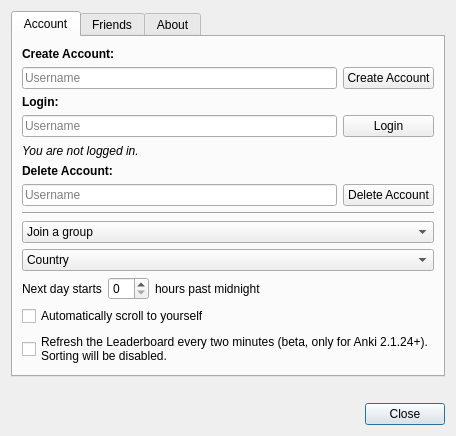
Qt form designer/setup.ui (ThoreBor/Anki_Leaderboard) before a commit.
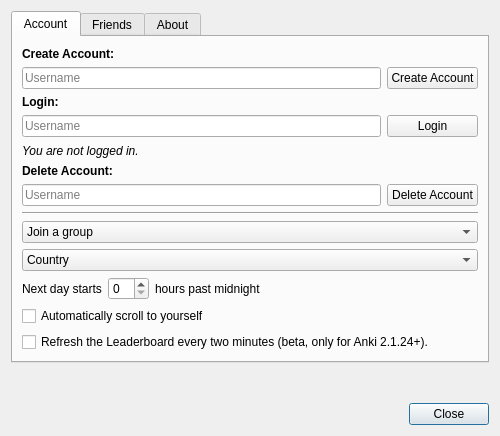
The same form after that commit. Icons and pictures are not drawn.

Commit message: Disable sorting only temporarily when refreshing

The edit to the form file:
```diff
--- a/designer/setup.ui
+++ b/designer/setup.ui
@@ -6,7 +6,7 @@
    <rect>
     <x>0</x>
     <y>0</y>
-    <width>417</width>
+    <width>500</width>
     <height>436</height>
    </rect>
   </property>
@@ -252,8 +252,7 @@
        <item row="4" column="0">
         <widget class="QCheckBox" name="refresh">
          <property name="text">
-          <string>Refresh the Leaderboard every two minutes (beta, only for Anki 2.1.24+).
-Sorting will be disabled.</string>
+          <string>Refresh the Leaderboard every two minutes (beta, only for Anki 2.1.24+).</string>
          </property>
         </widget>
        </item>
```
The commit also changes 1 other file.
